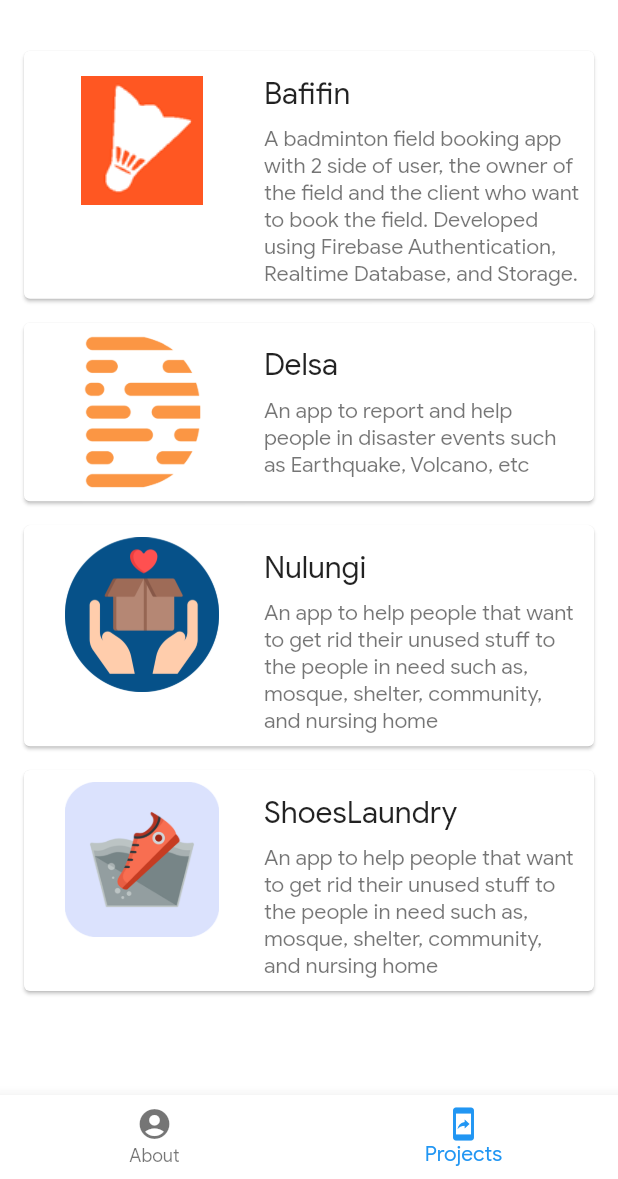
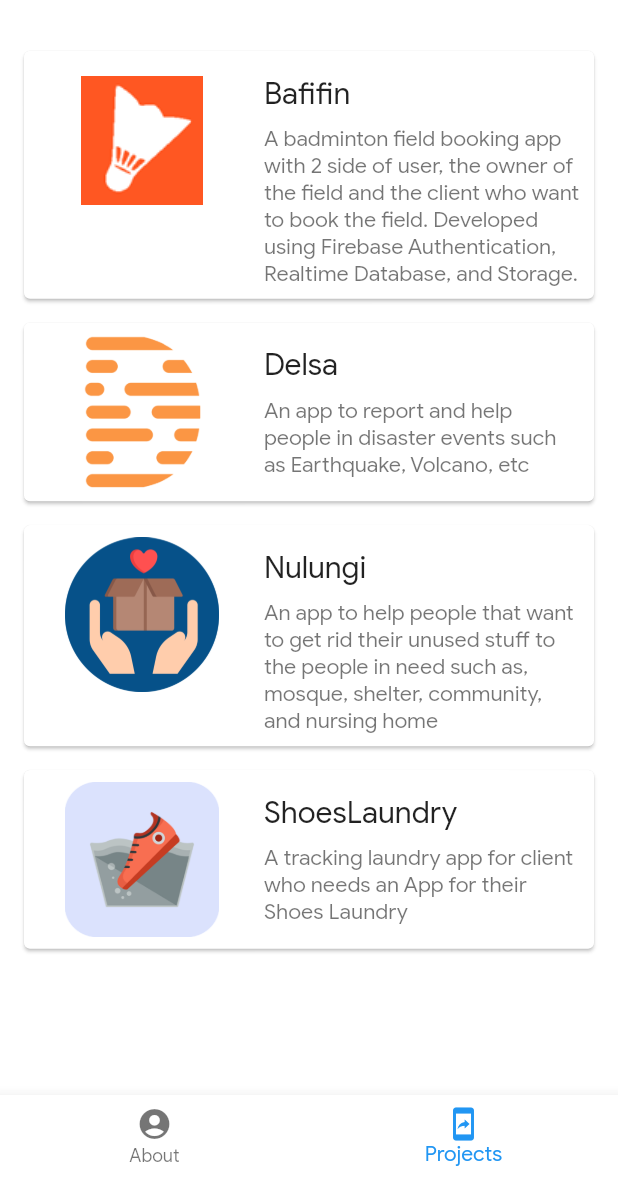
Before and after one commit to radityarin/Portfolio, a Flutter app: the screen it shows after launch, item 2 of the bottom bar chosen, on a phone screen of 412 x 824 dp, the part 57-1236 px from its top. Run offline on Flutter 3.47's test engine with Material 2 defaults, Android fonts, the phone set to English and light mode, and no system bars; missing offline and left inert: dart:html.

Commit message:
edit project

```diff
--- a/lib/config/projects.dart
+++ b/lib/config/projects.dart
@@ -24,6 +24,6 @@ final List<Project> projects = [
       name: 'ShoesLaundry',
       image: Assets.shoeslaundry,
       description:
-          'An app to help people that want to get rid their unused stuff to the people in need such as, mosque, shelter, community, and nursing home',
+          'A tracking laundry app for client who needs an App for their Shoes Laundry',
       link: 'https://github.com/radityarin/ShoesLaundry')
 ];
```
